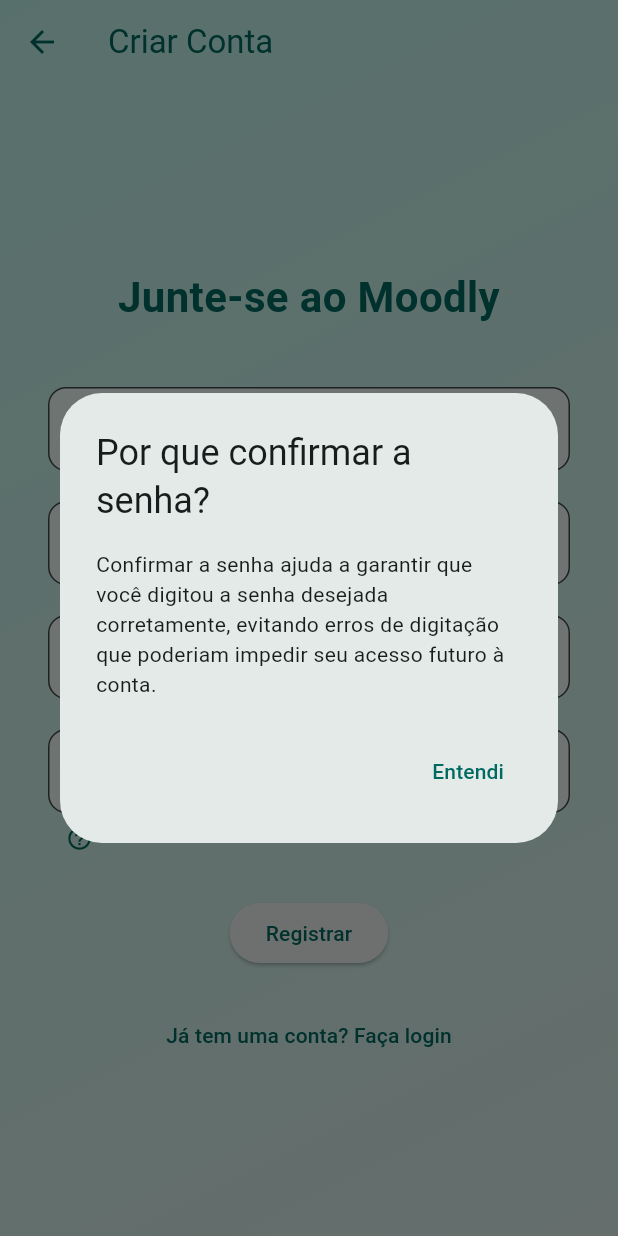
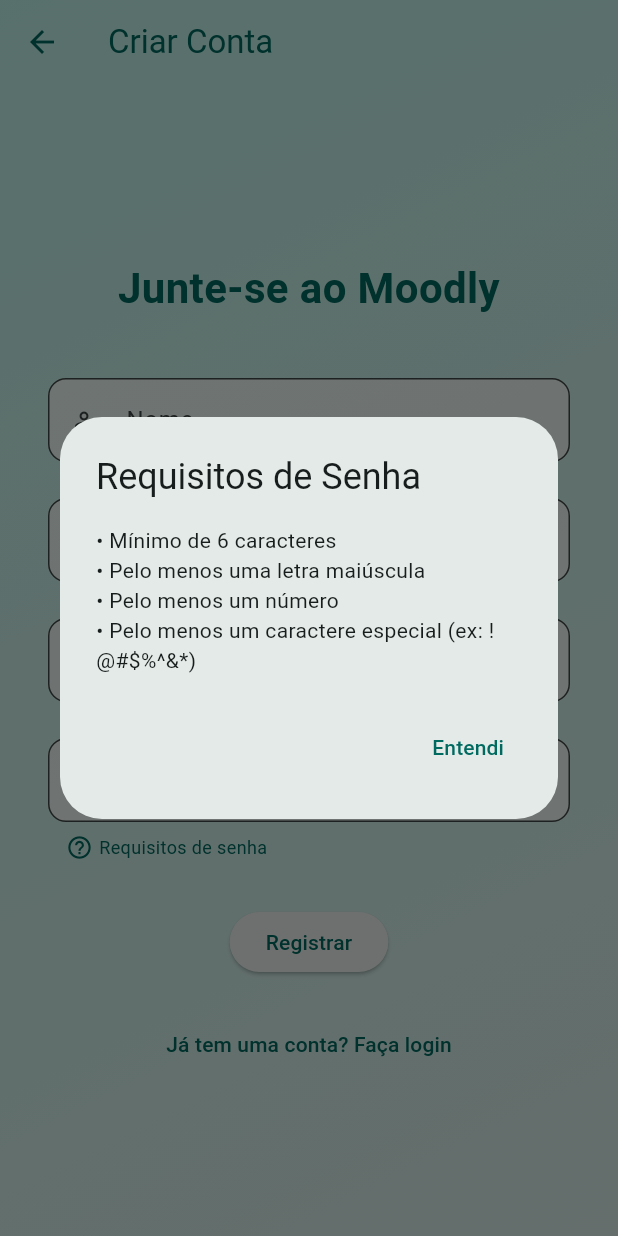
Before and after one commit to Moodly-project/moodly-backup, a Flutter app: the RegisterScreen screen opened directly, after a tap on the "help outline" icon, on a phone screen of 412 x 824 dp. Run offline on Flutter 3.47's test engine with Material 3 defaults, Android fonts, the light colour scheme and no system bars; our stand-ins replace fl_chart, flutter_secure_storage, google_generative_ai; accounts and stored records are empty.

Commit message:
Adicionada verificações extras na tela registro

```diff
--- a/lib/screens/auth/register_screen.dart
+++ b/lib/screens/auth/register_screen.dart
@@ -21,6 +21,32 @@
   final _confirmPasswordController = TextEditingController();
 
   bool _isLoading = false; // Estado para indicar carregamento
+  bool _showPassword = false; // Controla a visibilidade da senha
+  bool _showConfirmPassword = false; // Controla a visibilidade da confirmação de senha
+
+  // Configuração padrão para os inputs do formulário
+  InputDecoration _getInputDecoration({
+    required String labelText,
+    required Icon prefixIcon,
+    Widget? suffixIcon,
+  }) {
+    return InputDecoration(
+      labelText: labelText,
+      prefixIcon: prefixIcon,
+      suffixIcon: suffixIcon,
+      border: OutlineInputBorder(
+        borderRadius: BorderRadius.circular(12),
+      ),
+      filled: true,
+      fillColor: Colors.white70,
+      // Configuração para garantir que as mensagens de erro tenham espaço suficiente
+      errorMaxLines: 3, // Permite até 3 linhas para mensagens de erro
+      helperMaxLines: 1,
+      alignLabelWithHint: true,
+      isDense: true,
+      contentPadding: const EdgeInsets.symmetric(vertical: 16, horizontal: 16),
+    );
+  }
 
   @override
   void dispose() {
@@ -93,6 +119,20 @@
     }
   }
 
+  // Função para alternar a visibilidade da senha com animação
+  void _togglePasswordVisibility() {
+    setState(() {
+      _showPassword = !_showPassword;
+    });
+  }
+
+  // Função para alternar a visibilidade da confirmação de senha com animação
+  void _toggleConfirmPasswordVisibility() {
+    setState(() {
+      _showConfirmPassword = !_showConfirmPassword;
+    });
+  }
+
   @override
   Widget build(BuildContext context) {
     return Scaffold(
@@ -134,14 +174,9 @@
                   const SizedBox(height: 40),
                   TextFormField(
                     controller: _nameController,
-                    decoration: InputDecoration(
+                    decoration: _getInputDecoration(
                       labelText: 'Nome',
                       prefixIcon: const Icon(Icons.person_outline),
-                      border: OutlineInputBorder(
-                        borderRadius: BorderRadius.circular(12),
-                      ),
-                      filled: true,
-                      fillColor: Colors.white70,
                     ),
                     validator: (value) {
                       if (value == null ||
@@ -152,17 +187,12 @@
                       return null;
                     },
                   ),
-                  const SizedBox(height: 20),
+                  const SizedBox(height: 24),
                   TextFormField(
                     controller: _emailController,
-                    decoration: InputDecoration(
+                    decoration: _getInputDecoration(
                       labelText: 'Email',
                       prefixIcon: const Icon(Icons.email_outlined),
-                      border: OutlineInputBorder(
-                        borderRadius: BorderRadius.circular(12),
-                      ),
-                      filled: true,
-                      fillColor: Colors.white70,
                     ),
                     keyboardType: TextInputType.emailAddress,
                     validator: (value) {
@@ -173,41 +203,59 @@
                       return null;
                     },
                   ),
-                  const SizedBox(height: 20),
+                  const SizedBox(height: 24),
                   TextFormField(
                     controller: _passwordController,
-                    decoration: InputDecoration(
+                    decoration: _getInputDecoration(
                       labelText: 'Senha',
                       prefixIcon: const Icon(Icons.lock_outline),
-                      border: OutlineInputBorder(
-                        borderRadius: BorderRadius.circular(12),
+                      suffixIcon: AnimatedSwitcher(
+                        duration: const Duration(milliseconds: 300),
+                        transitionBuilder: (Widget child, Animation<double> animation) {
+                          return ScaleTransition(scale: animation, child: child);
+                        },
+                        child: IconButton(
+                          key: ValueKey<bool>(_showPassword),
+                          icon: Icon(
+                            _showPassword ? Icons.visibility : Icons.visibility_off,
+                            color: Theme.of(context).colorScheme.primary,
+                          ),
+                          onPressed: _togglePasswordVisibility,
+                        ),
                       ),
-                      filled: true,
-                      fillColor: Colors.white70,
                     ),
-                    obscureText: true,
+                    obscureText: !_showPassword,
                     validator: (value) {
                       if (value == null ||
                           !PasswordRegisterValidator.isSecurePassWordRegister(
                               value)) {
-                        return 'A senha deve ter pelo menos 6 caracteres';
+                        return 'A senha deve ter pelo menos 6 caracteres, incluir letra maiúscula, número e caractere especial';
                       }
                       return null;
                     },
                   ),
-                  const SizedBox(height: 20),
+                  const SizedBox(height: 24),
                   TextFormField(
                     controller: _confirmPasswordController,
-                    decoration: InputDecoration(
+                    decoration: _getInputDecoration(
                       labelText: 'Confirmar Senha',
                       prefixIcon: const Icon(Icons.lock_outline),
-                      border: OutlineInputBorder(
-                        borderRadius: BorderRadius.circular(12),
+                      suffixIcon: AnimatedSwitcher(
+                        duration: const Duration(milliseconds: 300),
+                        transitionBuilder: (Widget child, Animation<double> animation) {
+                          return ScaleTransition(scale: animation, child: child);
+                        },
+                        child: IconButton(
+                          key: ValueKey<bool>(_showConfirmPassword),
+                          icon: Icon(
+                            _showConfirmPassword ? Icons.visibility : Icons.visibility_off,
+                            color: Theme.of(context).colorScheme.primary,
+                          ),
+                          onPressed: _toggleConfirmPasswordVisibility,
+                        ),
                       ),
-                      filled: true,
-                      fillColor: Colors.white70,
                     ),
-                    obscureText: true,
+                    obscureText: !_showConfirmPassword,
                     validator: (value) {
                       if (value == null || value.isEmpty) {
                         return 'Por favor, confirme sua senha';
@@ -223,7 +271,7 @@
                     child: Row(
                       children: [
                         InkWell(
-                          onTap: () => _showPasswordConfirmationInfo(context),
+                          onTap: () => _showPasswordRequirements(context),
                           child: Icon(
                             Icons.help_outline,
                             size: 18,
@@ -231,6 +279,11 @@
                           ),
                         ),
                         const SizedBox(width: 4),
+                        Text('Requisitos de senha',
+                            style: TextStyle(
+                              fontSize: 12,
+                              color: Theme.of(context).colorScheme.primary,
+                            )),
                       ],
                     ),
                   ),
@@ -262,6 +315,35 @@
     );
   }
 
+  void _showPasswordRequirements(BuildContext context) {
+    showDialog(
+      context: context,
+      builder: (BuildContext context) {
+        return AlertDialog(
+          title: const Text('Requisitos de Senha'),
+          content: Column(
+            mainAxisSize: MainAxisSize.min,
+            crossAxisAlignment: CrossAxisAlignment.start,
+            children: const [
+              Text('• Mínimo de 6 caracteres'),
+              Text('• Pelo menos uma letra maiúscula'),
+              Text('• Pelo menos um número'),
+              Text('• Pelo menos um caractere especial (ex: !@#\$%^&*)'),
+            ],
+          ),
+          actions: <Widget>[
+            TextButton(
+              child: const Text('Entendi'),
+              onPressed: () {
+                Navigator.of(context).pop();
+              },
+            ),
+          ],
+        );
+      },
+    );
+  }
+
   void _showPasswordConfirmationInfo(BuildContext context) {
     showDialog(
       context: context,
```
